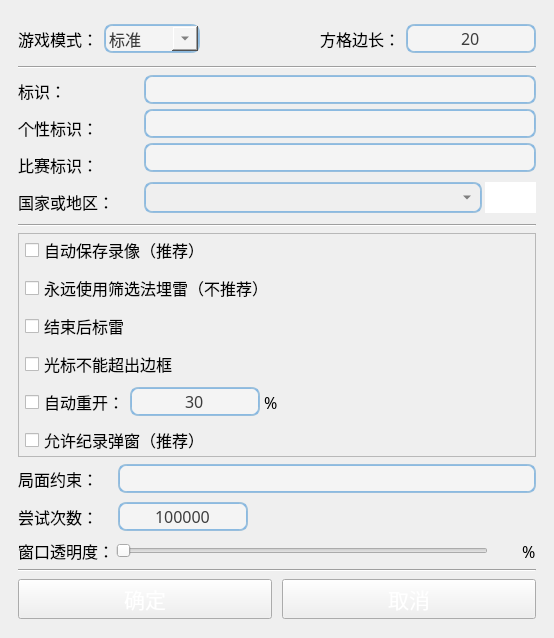
This is uiFiles/ui_gs.ui in ljzloser/Solvable-Minesweeper as Qt 5 draws it before an edit. The edited form follows.
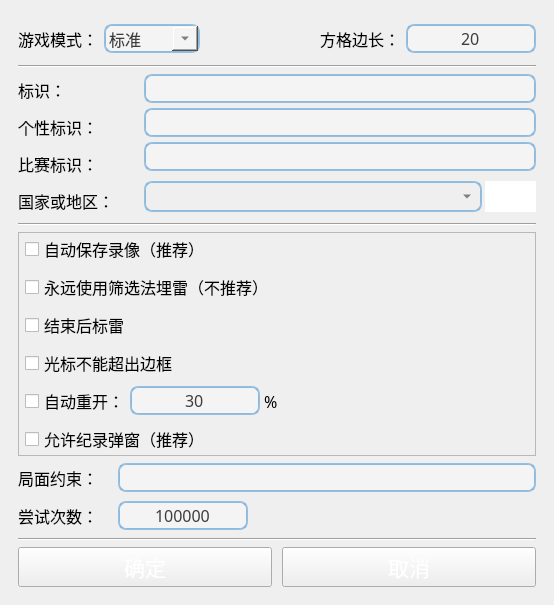
This is the edited form. Icons and pictures are not drawn. Custom widgets are drawn as their Qt base class.

Commit message: refactor：删除设置中的透明度

What changed in the file:
```diff
--- a/uiFiles/ui_gs.ui
+++ b/uiFiles/ui_gs.ui
@@ -10,7 +10,7 @@
     <x>0</x>
     <y>0</y>
     <width>554</width>
-    <height>638</height>
+    <height>605</height>
    </rect>
   </property>
   <property name="sizePolicy">
@@ -1276,127 +1276,6 @@
         </layout>
        </widget>
       </item>
-      <item>
-       <widget class="QWidget" name="horizontalWidget_transparency" native="true">
-        <layout class="QHBoxLayout" name="horizontalLayout_3">
-         <property name="spacing">
-          <number>2</number>
-         </property>
-         <property name="leftMargin">
-          <number>0</number>
-         </property>
-         <property name="topMargin">
-          <number>0</number>
-         </property>
-         <property name="rightMargin">
-          <number>0</number>
-         </property>
-         <property name="bottomMargin">
-          <number>0</number>
-         </property>
-         <item>
-          <widget class="QLabel" name="label_transparency">
-           <property name="font">
-            <font>
-             <family>微软雅黑</family>
-             <pointsize>12</pointsize>
-            </font>
-           </property>
-           <property name="text">
-            <string>窗口透明度：</string>
-           </property>
-           <property name="scaledContents">
-            <bool>false</bool>
-           </property>
-           <property name="wordWrap">
-            <bool>false</bool>
-           </property>
-          </widget>
-         </item>
-         <item>
-          <widget class="QSlider" name="horizontalSlider_transparency">
-           <property name="minimum">
-            <number>1</number>
-           </property>
-           <property name="maximum">
-            <number>100</number>
-           </property>
-           <property name="singleStep">
-            <number>1</number>
-           </property>
-           <property name="orientation">
-            <enum>Qt::Horizontal</enum>
-           </property>
-          </widget>
-         </item>
-         <item>
-          <widget class="QLabel" name="label_transparency_percent_value">
-           <property name="minimumSize">
-            <size>
-             <width>30</width>
-             <height>0</height>
-            </size>
-           </property>
-           <property name="font">
-            <font>
-             <family>微软雅黑</family>
-             <pointsize>12</pointsize>
-            </font>
-           </property>
-           <property name="layoutDirection">
-            <enum>Qt::LeftToRight</enum>
-           </property>
-           <property name="text">
-            <string/>
-           </property>
-           <property name="scaledContents">
-            <bool>false</bool>
-           </property>
-           <property name="alignment">
-            <set>Qt::AlignRight|Qt::AlignTrailing|Qt::AlignVCenter</set>
-           </property>
-           <property name="wordWrap">
-            <bool>false</bool>
-           </property>
-          </widget>
-         </item>
-         <item>
-          <widget class="QLabel" name="label_transparency_percent">
-           <property name="font">
-            <font>
-             <family>微软雅黑</family>
-             <pointsize>12</pointsize>
-            </font>
-           </property>
-           <property name="toolTip">
-            <string notr="true"/>
-           </property>
-           <property name="statusTip">
-            <string notr="true"/>
-           </property>
-           <property name="whatsThis">
-            <string notr="true"/>
-           </property>
-           <property name="accessibleName">
-            <string notr="true"/>
-           </property>
-           <property name="accessibleDescription">
-            <string notr="true"/>
-           </property>
-           <property name="text">
-            <string notr="true">%</string>
-           </property>
-           <property name="scaledContents">
-            <bool>false</bool>
-           </property>
-           <property name="wordWrap">
-            <bool>false</bool>
-           </property>
-          </widget>
-         </item>
-        </layout>
-       </widget>
-      </item>
      </layout>
     </widget>
    </item>
```
Left out of the diff: 16 changed lines with no effect on the pictures. The commit also changes 5 other files.
